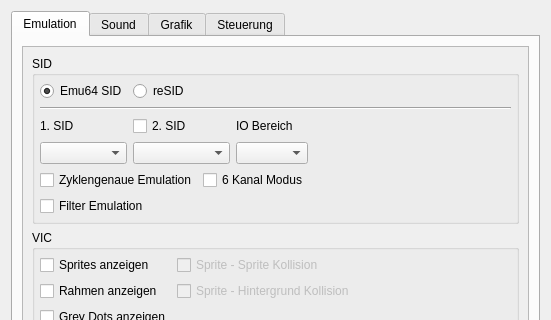
First picture: the form in src/setup_window.ui, repository ThKattanek/emu64, before the edit; both pictures show x 0 to 551 and y 0 to 320 of the 551 by 741 pixel window.
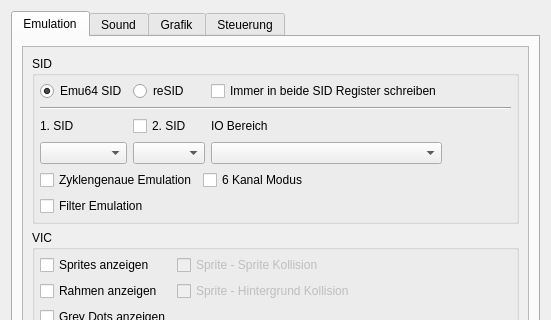
Second picture: the form after the edit.

Commit message: added tootips for setup window

The edit to the form file:
```diff
--- a/src/setup_window.ui
+++ b/src/setup_window.ui
@@ -169,6 +169,18 @@
                 </property>
                </widget>
               </item>
+              <item row="0" column="3">
+               <widget class="QCheckBox" name="checkBox">
+                <property name="toolTip">
+                 <string>Wenn aktiviert. Wird auch auf die deaktivierte SID Emulation geschrieben)
+So kann man immer Nahtlos zwischen beide hin und her schalten.
+Kann im Norfall aber deaktiviert bleiben.</string>
+                </property>
+                <property name="text">
+                 <string>Immer in beide SID Register schreiben</string>
+                </property>
+               </widget>
+              </item>
              </layout>
             </widget>
            </item>
```
Left out of the diff: 26 changed lines with no effect on the pictures.
